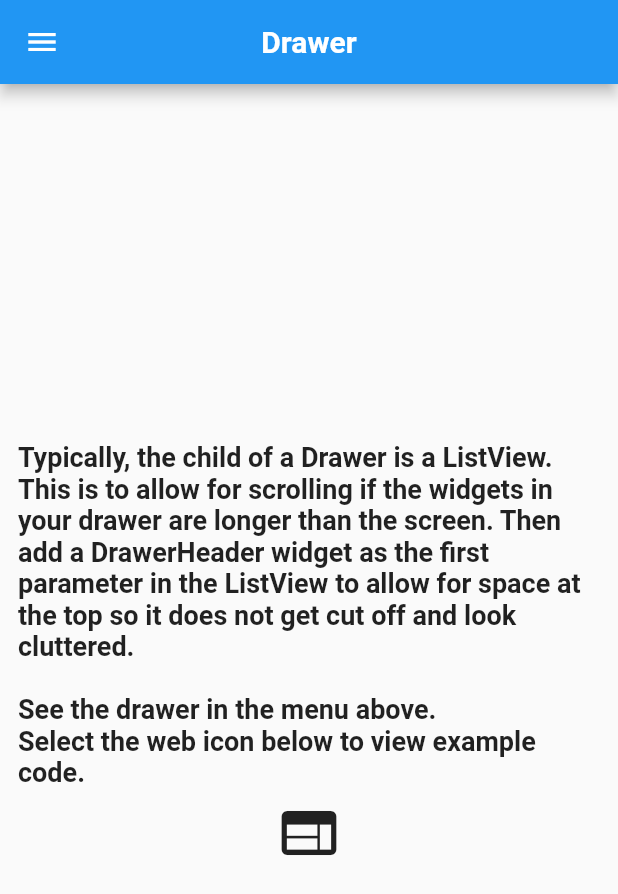
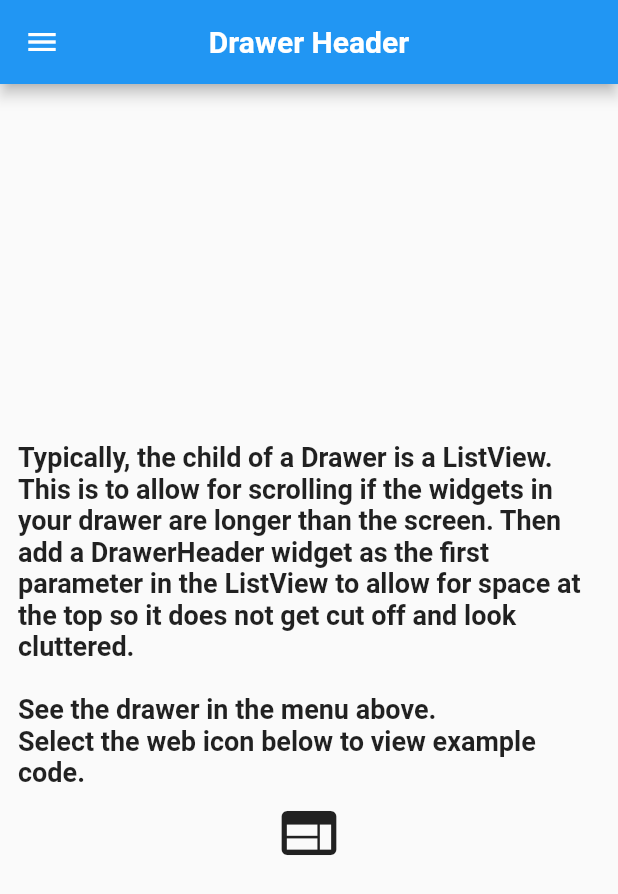
Before and after one commit to ekiesow/Flutter-Effect, a Flutter app: the DrawerModule screen opened by its route, on a phone screen of 412 x 824 dp. Shown: the top 894 px of the screen. Run offline on Flutter 3.47's test engine with Material 2 defaults, Android fonts, the phone set to English and light mode, and no system bars; our stand-ins replace cloud_firestore, file_picker, firebase_auth, firebase_storage, image_picker, shared_preferences; missing offline and left inert: flutter_webview_plugin; accounts and stored records are empty.

```diff
--- a/flutter_effect/lib/Home/modules/drawer/drawer_module.dart
+++ b/flutter_effect/lib/Home/modules/drawer/drawer_module.dart
@@ -14,7 +14,7 @@ class _DrawerModuleState extends State<DrawerModule> {
   @override
   Widget build(BuildContext context) {
     return GlobalScaffold(
-      title: "Drawer",
+      title: "Drawer Header",
       context: context,
       body: DrawerBody(),
       drawer: ModuleDrawer(),
--- a/flutter_effect/lib/Home/modules/scaffold/appBar_module.dart
+++ b/flutter_effect/lib/Home/modules/scaffold/appBar_module.dart
@@ -12,7 +12,8 @@ class AppBarModule extends StatefulWidget {
 
 class _AppBarModuleState extends State<AppBarModule> {
   Color appBarColor;
-  final url = "";
+  final url =
+      "https://github.com/ekiesow/Flutter-Effect/blob/9816ace3ef3addfd2b96224a74956e1219bd0158/flutter_effect/lib/Home/modules/scaffold/appBar_code.dart#L3-L52";
 
   @override
   Widget build(BuildContext context) {
--- a/flutter_effect/lib/Home/modules/scaffold/fab_module.dart
+++ b/flutter_effect/lib/Home/modules/scaffold/fab_module.dart
@@ -9,7 +9,8 @@ class FABModule extends StatefulWidget {
 }
 
 class _FABModuleState extends State<FABModule> {
-  final url = "";
+  final url =
+      "https://github.com/ekiesow/Flutter-Effect/blob/9816ace3ef3addfd2b96224a74956e1219bd0158/flutter_effect/lib/Home/modules/scaffold/fab_module_code.dart#L3-L50";
 
   @override
   Widget build(BuildContext context) {
```
Also changed, not shown: flutter_effect/lib/Home/modules/drawer/drawer_module_code.dart (+19 -0 lines), flutter_effect/lib/Home/modules/scaffold/appBar_code.dart (+8 -7 lines), flutter_effect/lib/Home/modules/scaffold/fab_module_code.dart (+13 -5 lines).
